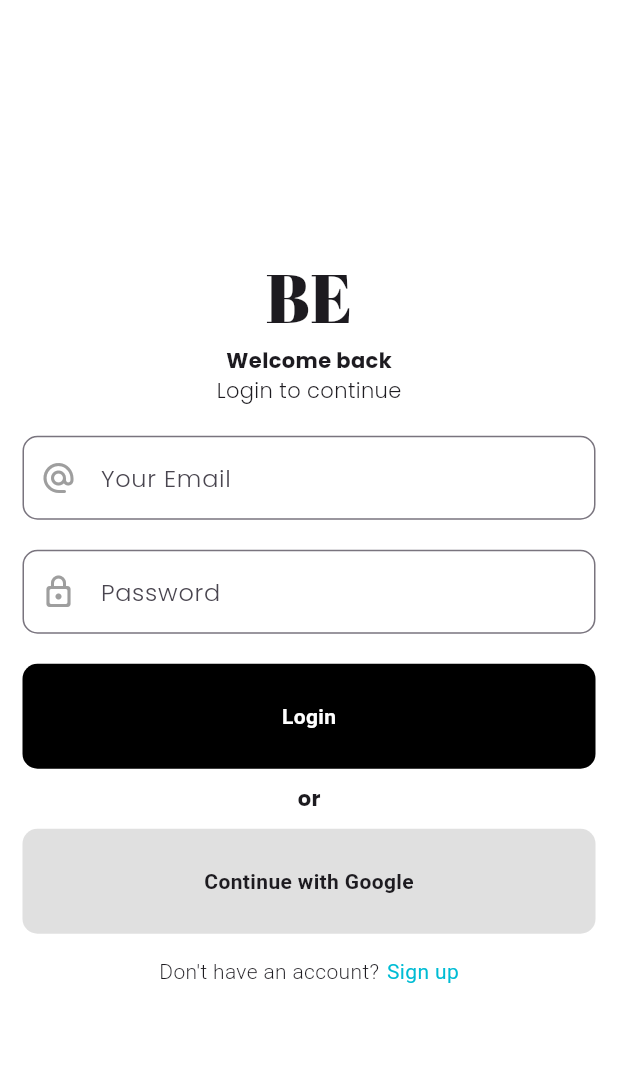
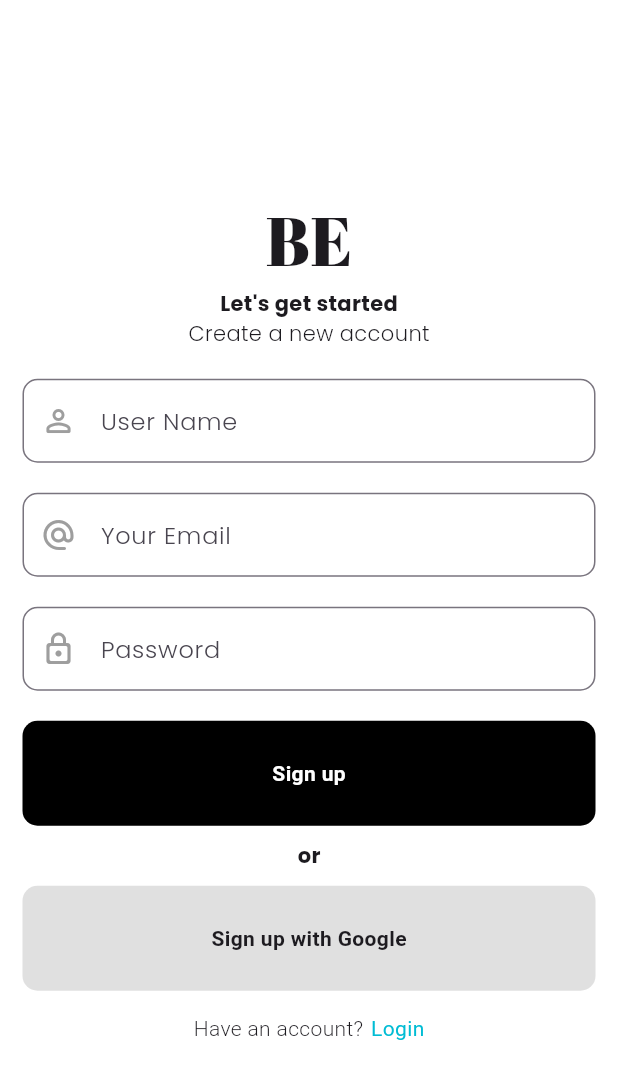
Before and after one commit to SihleKambula/become, a Flutter app: the screen it shows after launch, on a phone screen of 412 x 824 dp. Shown: the top 1079 px of the screen. Run offline on Flutter 3.47's test engine with Material 2 defaults, Android fonts, the light colour scheme and no system bars; our stand-ins replace introduction_screen.

Commit message:
register screen ui complete

```diff
--- a/lib/auth/auth.dart
+++ b/lib/auth/auth.dart
@@ -1,5 +1,6 @@
 import 'package:flutter/material.dart';
 import 'package:story/auth/login.dart';
+import 'package:story/auth/register.dart';
 
 class Auth extends StatefulWidget {
   const Auth({super.key});
@@ -11,6 +12,6 @@ class Auth extends StatefulWidget {
 class _AuthState extends State<Auth> {
   @override
   Widget build(BuildContext context) {
-    return const LoginScreen();
+    return const RegisterScreen();
   }
 }
--- /dev/null
+++ b/lib/auth/register.dart
@@ -0,0 +1,173 @@
+import 'package:flutter/material.dart';
+
+class RegisterScreen extends StatefulWidget {
+  const RegisterScreen({super.key});
+
+  @override
+  State<RegisterScreen> createState() => _RegisterScreenState();
+}
+
+class _RegisterScreenState extends State<RegisterScreen> {
+  final ButtonStyle flatButtonStyle = TextButton.styleFrom(
+    foregroundColor: Colors.black87,
+    minimumSize: const Size(100, 45),
+    padding: const EdgeInsets.symmetric(horizontal: 16),
+    shape: const RoundedRectangleBorder(
+      borderRadius: BorderRadius.all(Radius.circular(2)),
+    ),
+    backgroundColor: Colors.black,
+  );
+  @override
+  Widget build(BuildContext context) {
+    return Scaffold(
+      body: SafeArea(
+        child: Center(
+            child: SingleChildScrollView(
+          child: Padding(
+            padding: const EdgeInsets.symmetric(horizontal: 15.0),
+            child: Column(
+              mainAxisAlignment: MainAxisAlignment.center,
+              children: [
+                const Text(
+                  'BE',
+                  style: TextStyle(fontFamily: 'Abril Fatface', fontSize: 45),
+                ),
+                const Text(
+                  'Let\'s get started',
+                  style: TextStyle(
+                      fontFamily: 'Poppins', fontWeight: FontWeight.bold),
+                ),
+                const Text(
+                  'Create a new account',
+                  style: TextStyle(
+                      fontFamily: 'Poppins', fontWeight: FontWeight.w100),
+                ),
+                const SizedBox(
+                  height: 20,
+                ),
+                TextField(
+                  decoration: InputDecoration(
+                    border: OutlineInputBorder(
+                        borderRadius: BorderRadius.circular(10)),
+                    hintText: 'User Name',
+                    hintStyle: const TextStyle(
+                      fontFamily: 'Poppins',
+                      fontWeight: FontWeight.w100,
+                    ),
+                    prefixIcon: const Icon(Icons.person_outline_rounded),
+                    prefixIconColor: Colors.grey,
+                  ),
+                ),
+                const SizedBox(
+                  height: 20,
+                ),
+                TextField(
+                  decoration: InputDecoration(
+                    border: OutlineInputBorder(
+                        borderRadius: BorderRadius.circular(10)),
+                    hintText: 'Your Email',
+                    hintStyle: const TextStyle(
+                      fontFamily: 'Poppins',
+                      fontWeight: FontWeight.w100,
+                    ),
+                    prefixIcon: const Icon(Icons.alternate_email_rounded),
+                    prefixIconColor: Colors.grey,
+                  ),
+                ),
+                const SizedBox(
+                  height: 20,
+                ),
+                TextField(
+                  decoration: InputDecoration(
+                    border: OutlineInputBorder(
+                        borderRadius: BorderRadius.circular(10)),
+                    hintText: 'Password',
+                    hintStyle: const TextStyle(
+                      fontFamily: 'Poppins',
+                      fontWeight: FontWeight.w100,
+                    ),
+                    prefixIcon: const Icon(Icons.lock_outline_rounded),
+                    prefixIconColor: Colors.grey,
+                  ),
+                  obscureText: true,
+                ),
+                const SizedBox(
+                  height: 20,
+                ),
+                InkWell(
+                  onTap: () {
+                    print('We are with in');
+                  },
+                  child: Container(
+                    padding: const EdgeInsets.symmetric(vertical: 25),
+                    width: double.infinity,
+                    decoration: BoxDecoration(
+                        color: Colors.black,
+                        borderRadius: BorderRadius.circular(10)),
+                    child: const Center(
+                        child: Text(
+                      'Sign up',
+                      style: TextStyle(
+                          color: Colors.white, fontWeight: FontWeight.bold),
+                    )),
+                  ),
+                ),
+                const SizedBox(
+                  height: 10,
+                ),
+                const Text(
+                  'or',
+                  style: TextStyle(
+                      fontFamily: 'Poppins', fontWeight: FontWeight.bold),
+                ),
+                const SizedBox(
+                  height: 10,
+                ),
+                InkWell(
+                  onTap: () {
+                    print('We are with in');
+                  },
+                  borderRadius: BorderRadius.circular(10),
+                  child: Container(
+                    padding: const EdgeInsets.symmetric(vertical: 25),
+                    width: double.infinity,
+                    decoration: BoxDecoration(
+                        borderRadius: BorderRadius.circular(10),
+                        color: Colors.grey.shade300),
+                    child: const Center(
+                        child: Text(
+                      'Sign up with Google',
+                      style: TextStyle(fontWeight: FontWeight.bold),
+                    )),
+                  ),
+                ),
+                const SizedBox(
+                  height: 15,
+                ),
+                Row(
+                  mainAxisAlignment: MainAxisAlignment.center,
+                  children: [
+                    const Text(
+                      'Have an account?',
+                      style: TextStyle(fontWeight: FontWeight.w300),
+                    ),
+                    const SizedBox(
+                      width: 5,
+                    ),
+                    InkWell(
+                      onTap: () {},
+                      child: const Text(
+                        'Login',
+                        style: TextStyle(color: Colors.cyan),
+                      ),
+                    )
+                  ],
+                )
+              ],
+            ),
+          ),
+        )),
+      ),
+    );
+  }
+}
```
